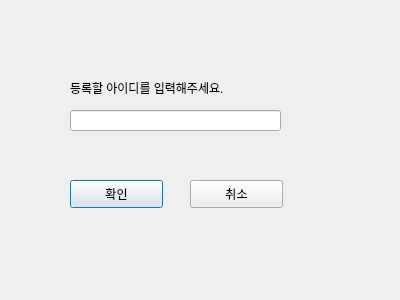
The window that save_ui.ui (Trimage/AI_image_analyzer) describes before a commit, drawn with Qt 5.
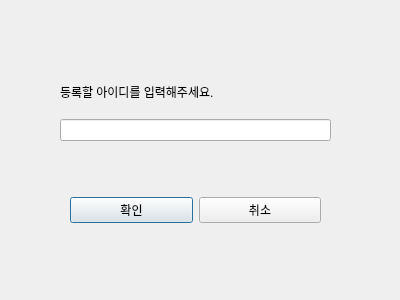
The same window after the commit.

Commit message: 1) 데이터 저장, 불러오기 창에서 취소 눌렀을 때 발생하는 오류 개선 2) load_ui, help_ui, save_ui 정렬 및 문구수정

```diff
--- a/save_ui.ui
+++ b/save_ui.ui
@@ -13,55 +13,6 @@
   <property name="windowTitle">
    <string>Dialog</string>
   </property>
-  <widget class="QLineEdit" name="id_line">
-   <property name="geometry">
-    <rect>
-     <x>70</x>
-     <y>110</y>
-     <width>211</width>
-     <height>21</height>
-    </rect>
-   </property>
-  </widget>
-  <widget class="QLabel" name="label">
-   <property name="geometry">
-    <rect>
-     <x>70</x>
-     <y>80</y>
-     <width>231</width>
-     <height>16</height>
-    </rect>
-   </property>
-   <property name="text">
-    <string>등록할 아이디를 입력해주세요.</string>
-   </property>
-  </widget>
-  <widget class="QPushButton" name="confirm_btn">
-   <property name="geometry">
-    <rect>
-     <x>70</x>
-     <y>180</y>
-     <width>93</width>
-     <height>28</height>
-    </rect>
-   </property>
-   <property name="text">
-    <string>확인</string>
-   </property>
-  </widget>
-  <widget class="QPushButton" name="cancle_btn">
-   <property name="geometry">
-    <rect>
-     <x>190</x>
-     <y>180</y>
-     <width>93</width>
-     <height>28</height>
-    </rect>
-   </property>
-   <property name="text">
-    <string>취소</string>
-   </property>
-  </widget>
   <widget class="QLabel" name="sign_lable">
    <property name="geometry">
     <rect>
@@ -75,6 +26,54 @@
     <string/>
    </property>
   </widget>
+  <widget class="QWidget" name="verticalLayoutWidget">
+   <property name="geometry">
+    <rect>
+     <x>60</x>
+     <y>70</y>
+     <width>271</width>
+     <height>71</height>
+    </rect>
+   </property>
+   <layout class="QVBoxLayout" name="verticalLayout">
+    <item>
+     <widget class="QLabel" name="label">
+      <property name="text">
+       <string>등록할 아이디를 입력해주세요.</string>
+      </property>
+     </widget>
+    </item>
+    <item>
+     <widget class="QLineEdit" name="id_line"/>
+    </item>
+   </layout>
+  </widget>
+  <widget class="QWidget" name="horizontalLayoutWidget">
+   <property name="geometry">
+    <rect>
+     <x>70</x>
+     <y>170</y>
+     <width>251</width>
+     <height>80</height>
+    </rect>
+   </property>
+   <layout class="QHBoxLayout" name="horizontalLayout">
+    <item>
+     <widget class="QPushButton" name="confirm_btn">
+      <property name="text">
+       <string>확인</string>
+      </property>
+     </widget>
+    </item>
+    <item>
+     <widget class="QPushButton" name="cancle_btn">
+      <property name="text">
+       <string>취소</string>
+      </property>
+     </widget>
+    </item>
+   </layout>
+  </widget>
  </widget>
  <resources/>
  <connections/>
```
Left out of the diff: 5 changed lines with no effect on the pictures. The commit also changes 4 other files.
